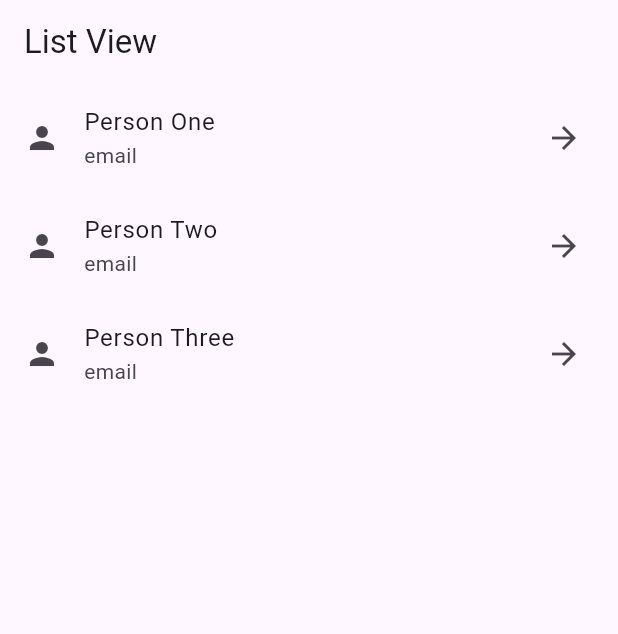
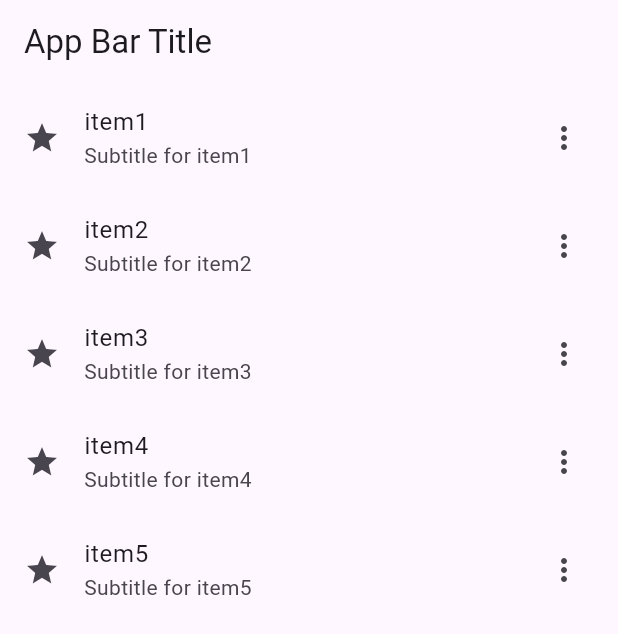
Before and after one commit to joshwaoti/flutter-practice, a Flutter app: the screen it shows after launch, on a phone screen of 412 x 824 dp. Shown: the top 634 px of the screen. Run offline on Flutter 3.47's test engine with Material 3 defaults, Android fonts, the phone set to English and light mode, and no system bars.

```diff
--- a/lib/main.dart
+++ b/lib/main.dart
@@ -5,31 +5,28 @@ void main() => runApp(MyApp());
 class MyApp extends StatelessWidget {
   @override
   Widget build(BuildContext context) {
+    final items = ['item1', 'item2', 'item3', 'item4', 'item5'];
+
     return MaterialApp(
-        title: 'Example App',
+        title: 'Good app',
+        theme: ThemeData(
+          primarySwatch: Colors.blue,
+        ),
         home: Scaffold(
-            appBar: AppBar(
-              title: Text('List View'),
-            ),
-            body: ListView(children: [
-              ListTile(
-                  leading: Icon(Icons.person),
-                  title: Text('Person One'),
-                  subtitle: Text('email'),
-                  trailing: Icon(Icons.arrow_forward),
-                  onTap: () => print('ListTile was Tapped')),
-              ListTile(
-                  leading: Icon(Icons.person),
-                  title: Text('Person Two'),
-                  subtitle: Text('email'),
-                  trailing: Icon(Icons.arrow_forward),
-                  onTap: () => print('ListTile was Tapped')),
-              ListTile(
-                  leading: Icon(Icons.person),
-                  title: Text('Person Three'),
-                  subtitle: Text('email'),
-                  trailing: Icon(Icons.arrow_forward),
-                  onTap: () => print('ListTile was Tapped'))
-            ])));
+          appBar: AppBar(title: Text('App Bar Title')),
+          body: ListView.builder(
+              itemCount: items.length,
+              itemBuilder: (context, index) {
+                final item = items[index];
+                return ListTile(
+                    title: Text(item),
+                    subtitle: Text('Subtitle for $item'),
+                    leading: Icon(Icons.star),
+                    trailing: Icon(Icons.more_vert),
+                    onTap: () {
+                      print('You just taped on $item');
+                    });
+              }),
+        ));
   }
 }
```
